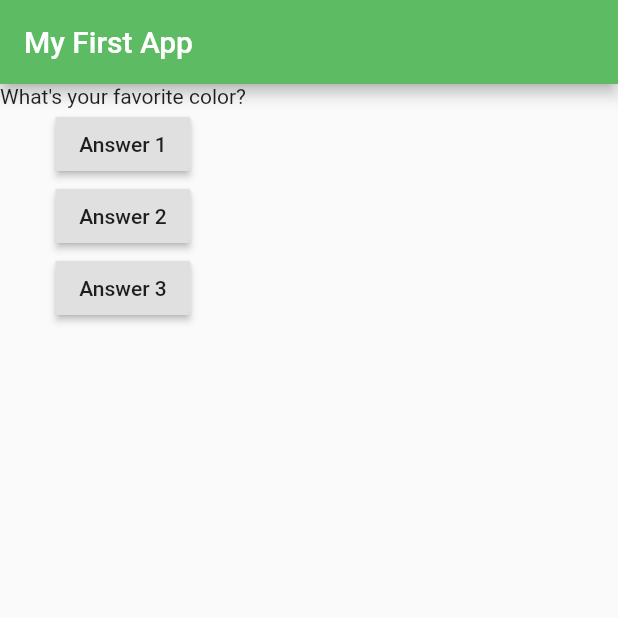
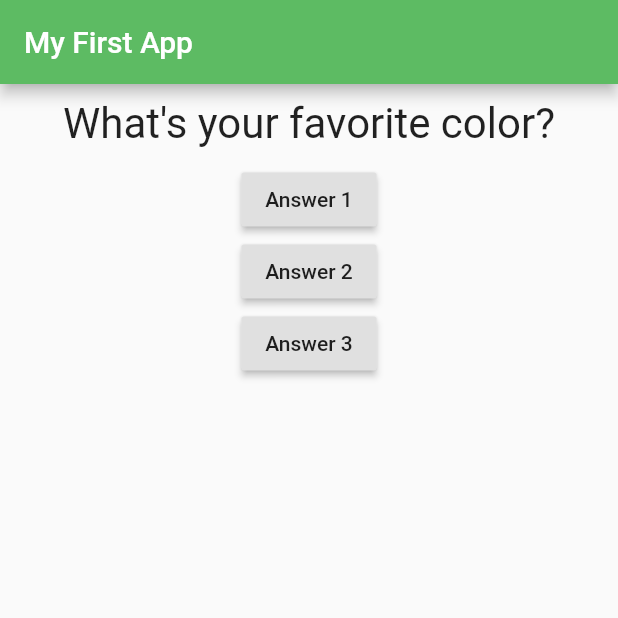
Before and after one commit to richard-k-hughes/flutter_complete_guide, a Flutter app: the screen it shows after launch, on a phone screen of 412 x 824 dp, the top half of it. Run offline on Flutter 3.47's test engine with Material 2 defaults, Android fonts, the phone set to English and light mode, and no system bars.

Commit message:
Practice adding some styling

```diff
--- a/lib/question.dart
+++ b/lib/question.dart
@@ -8,6 +8,15 @@ class Question extends StatelessWidget {
 
   @override
   Widget build(BuildContext context) {
-    return Text(questionText);
+    return Container(
+      width: double.infinity, // by default Text only has width that it needs,
+      // so we put it inside infinite width container object
+      margin: EdgeInsets.all(10),
+      child: Text(
+        questionText,
+        style: TextStyle(fontSize: 28),
+        textAlign: TextAlign.center,
+      ),
+    );
   }
 }
```
